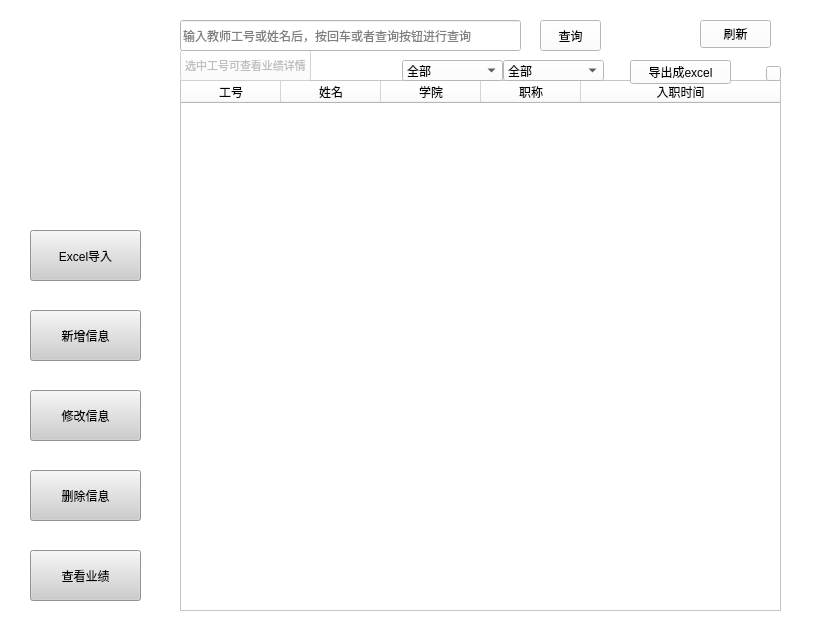
Before: the Qt Designer form resources/ui/showTeacherInfoWindow.ui in holyswordZZQ/TPSES, drawn with Qt 5.
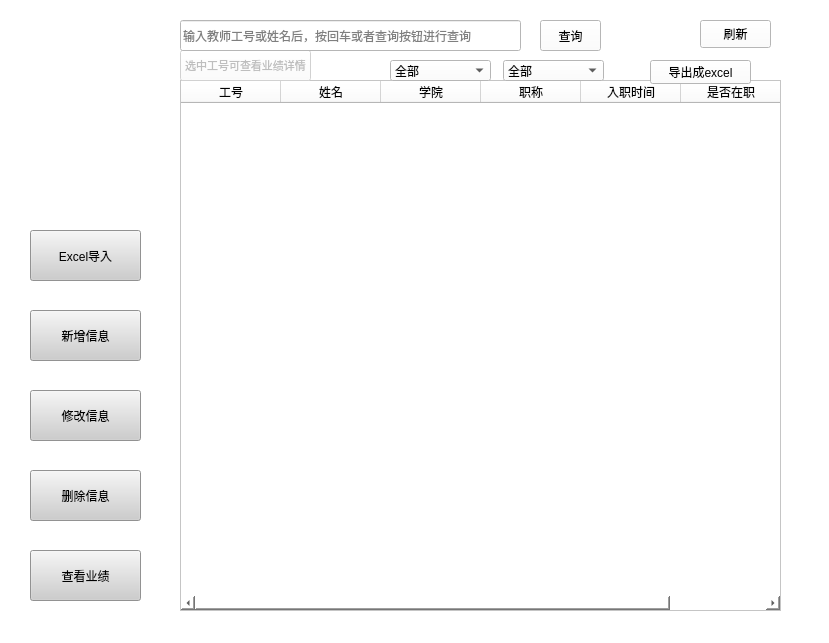
After: the same form once the commit is applied.

Patch:
```diff
--- a/resources/ui/showTeacherInfoWindow.ui
+++ b/resources/ui/showTeacherInfoWindow.ui
@@ -62,6 +62,9 @@
 QTableWidget&gt;QTableWidgetItem{ border-color:black;
 border-width:5px};</string>
    </property>
+   <property name="sortingEnabled">
+    <bool>true</bool>
+   </property>
    <attribute name="horizontalHeaderVisible">
     <bool>true</bool>
    </attribute>
@@ -75,11 +78,14 @@
     <bool>false</bool>
    </attribute>
    <attribute name="horizontalHeaderShowSortIndicator" stdset="0">
-    <bool>false</bool>
+    <bool>true</bool>
    </attribute>
    <attribute name="horizontalHeaderStretchLastSection">
     <bool>true</bool>
    </attribute>
+   <attribute name="verticalHeaderMinimumSectionSize">
+    <number>23</number>
+   </attribute>
    <column>
     <property name="text">
      <string>工号</string>
@@ -105,11 +111,16 @@
      <string>入职时间</string>
     </property>
    </column>
+   <column>
+    <property name="text">
+     <string>是否在职</string>
+    </property>
+   </column>
   </widget>
   <widget class="QComboBox" name="comboBox_xueyuan">
    <property name="geometry">
     <rect>
-     <x>402</x>
+     <x>390</x>
      <y>60</y>
      <width>101</width>
      <height>21</height>
@@ -258,22 +269,6 @@
     <enum>Qt::PlainText</enum>
    </property>
   </widget>
-  <widget class="QPushButton" name="sortButton">
-   <property name="geometry">
-    <rect>
-     <x>766</x>
-     <y>66</y>
-     <width>15</width>
-     <height>15</height>
-    </rect>
-   </property>
-   <property name="styleSheet">
-    <string notr="true">background-color: rgb(255, 255, 255);</string>
-   </property>
-   <property name="text">
-    <string/>
-   </property>
-  </widget>
   <widget class="QPushButton" name="deleteButton">
    <property name="geometry">
     <rect>
@@ -309,7 +304,7 @@
   <widget class="QPushButton" name="exportButton">
    <property name="geometry">
     <rect>
-     <x>630</x>
+     <x>650</x>
      <y>60</y>
      <width>101</width>
      <height>24</height>
```
